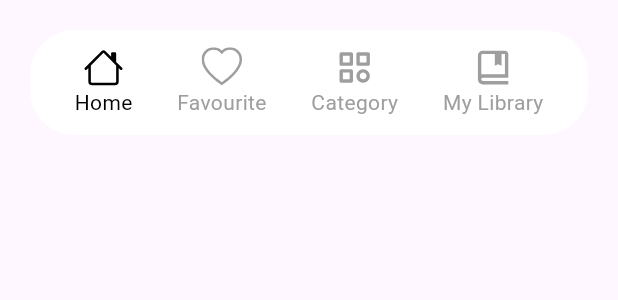
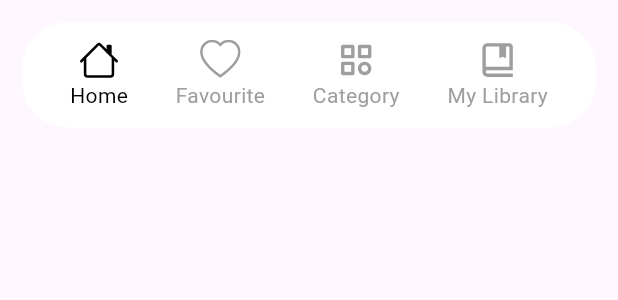
Before and after one commit to ISLAM2ADEL/book_store, a Flutter app: the CustomBottomBar widget shown alone on an empty page, opened directly, on a phone screen of 412 x 824 dp. Shown: the top 300 px of the screen. Run offline on Flutter 3.47's test engine with Material 3 defaults, Android fonts, the phone set to English and light mode, and no system bars; our stand-ins replace bloc, cloud_firestore, firebase_auth, firebase_core, firebase_storage, flutter_bloc and 6 more; accounts and stored records are empty; network calls fail.

Commit message:
Edit UI (3)

```diff
--- a/lib/custom bottom bar/custom_bottom_bar.dart
+++ b/lib/custom bottom bar/custom_bottom_bar.dart
@@ -15,9 +15,8 @@ class CustomBottomBar extends StatelessWidget {
   @override
   Widget build(BuildContext context) {
     final cubit = context.read<BottomCubit>();
-    return Padding(
-      padding: const EdgeInsets.symmetric(horizontal: 20.0, vertical: 20.0),
-      child: Container(
+    return Container(
+      margin: const EdgeInsets.symmetric(horizontal: 15.0, vertical: 15.0),
       height: 70,
       decoration: BoxDecoration(
         color: Colors.white,
@@ -81,7 +80,6 @@ class CustomBottomBar extends StatelessWidget {
           );
         },
       ),
-      ),
     );
   }
 
--- a/lib/home screen/home.dart
+++ b/lib/home screen/home.dart
@@ -704,14 +704,13 @@ class Home extends StatelessWidget {
   }
 
   Widget _upperBar(width, BuildContext context) {
-    final cubit = context.read<SettingsCubit>();
     String photoUrl = "No profile image found for this user.";
     return Row(
       children: [
         BlocBuilder<SettingsCubit, SettingsState>(
           builder: (context, state) {
             if (state is SettingLoading) {
-              return CircularProgressIndicator();
+              return const CircularProgressIndicator();
             }
             if (state is SettingSuccess) {
               photoUrl = state.data;
@@ -719,7 +718,7 @@ class Home extends StatelessWidget {
             return CircleAvatar(
               backgroundImage: (photoUrl ==
                       "No profile image found for this user.")
-                  ? AssetImage("${path}Frame_65.png")
+                  ? const AssetImage("${path}Frame_65.png")
                   : NetworkImage(photoUrl)
                       as ImageProvider, // Cast to ImageProvider to avoid type mismatch
               radius: 18,
```
Lines whose indentation alone changed are shown as unchanged.
